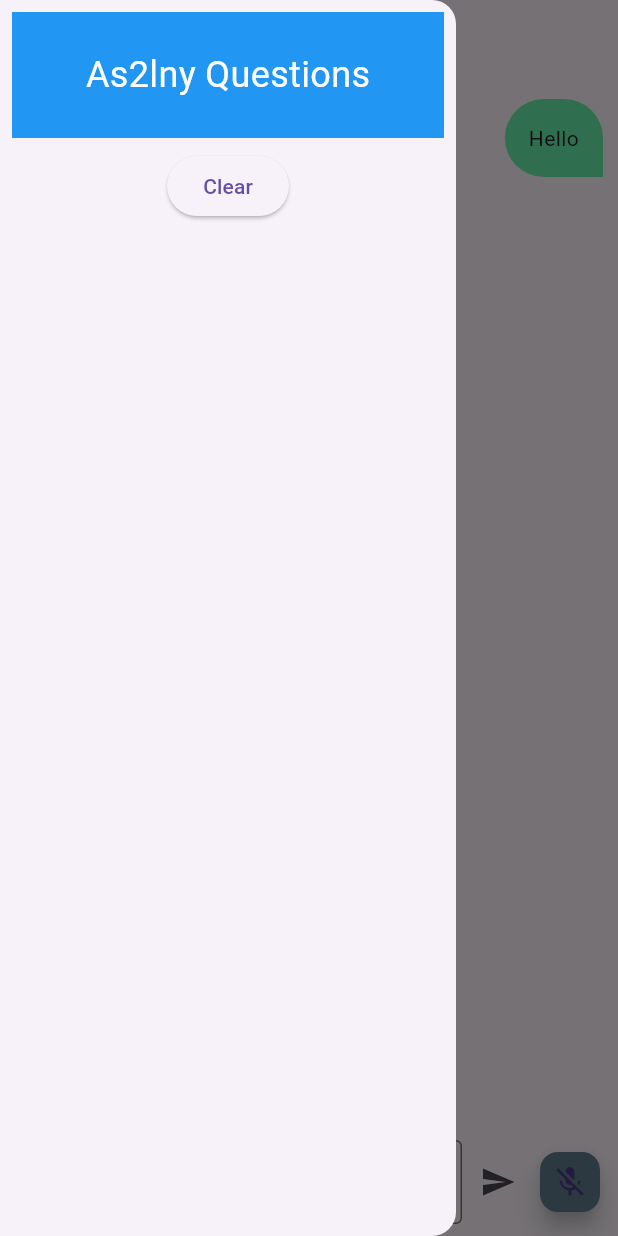
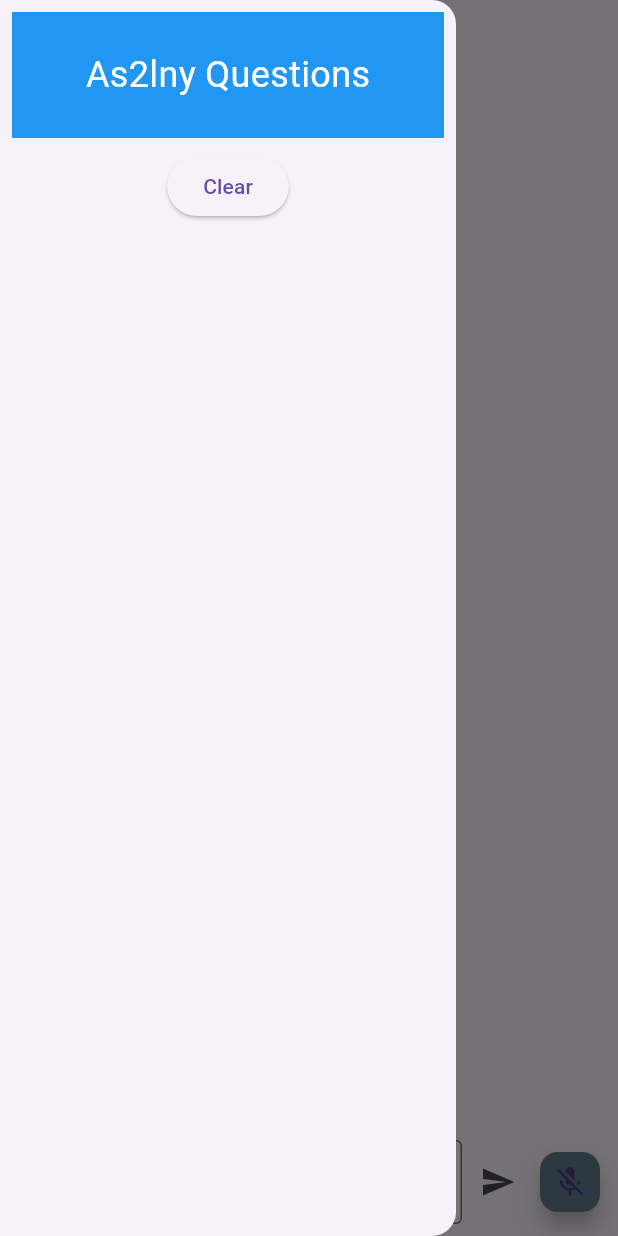
Before and after one commit to Amr9958/as2alny, a Flutter app: the screen it shows after launch, with the side drawer open, on a phone screen of 412 x 824 dp. Run offline on Flutter 3.47's test engine with Material 3 defaults, Android fonts, the phone set to English and light mode, and no system bars; our stand-ins replace equatable, flutter_bloc, get_it, google_generative_ai, hive, hive_flutter and 4 more; accounts and stored records are empty.

Commit message:
شيلت hello الي بتظهر في الاول

```diff
--- a/lib/features/home/presentation/view/widget/home_view_body.dart
+++ b/lib/features/home/presentation/view/widget/home_view_body.dart
@@ -54,7 +54,8 @@ class _ChatScreenBodyState extends State<ChatScreenBody> {
     super.initState();
     listenForPermissions();
     _initSpeech();
-    context.read<ChatCubit>().addMessage('Hello', 'bot');
+    // context.read<ChatCubit>().addMessage('Hello', 'bot');
+    //To do
   }
 
   void listenForPermissions() async {
```
